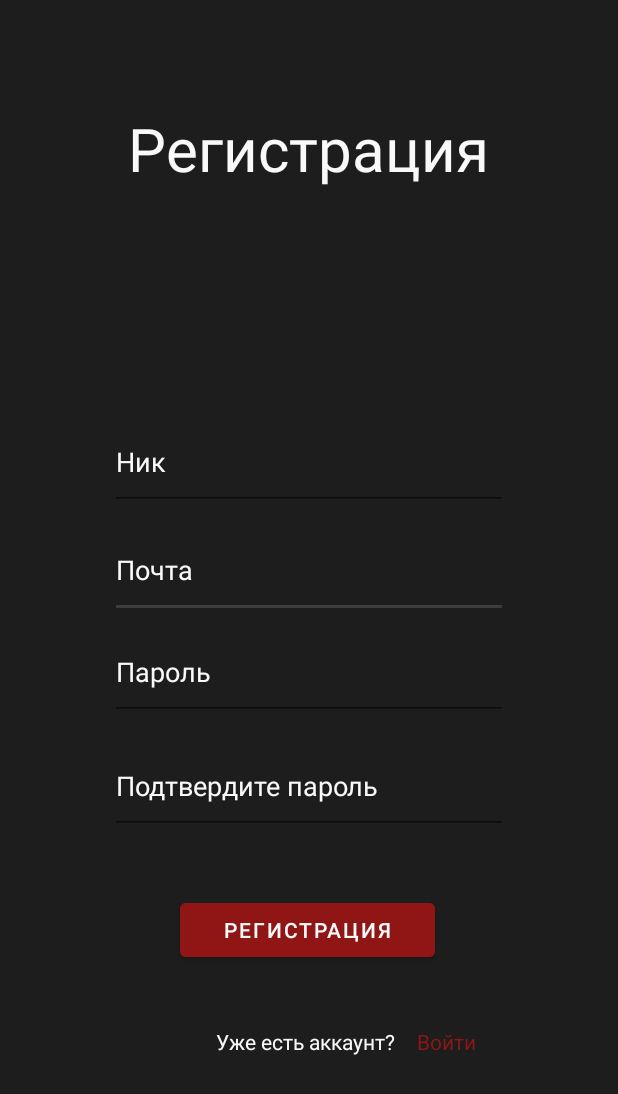
After one commit to nsd6803/YourDestiny, an Android app: the SignUp screen opened directly, with no data from a screen before it, on a phone screen of 412 x 824 dp. The commit adds this screen. Shown: the top 1094 px of the screen. Run offline under Robolectric (Android 15) with nearby library versions, the phone set to English and light mode, and no system bars.

Commit message:
First Commit

```diff
--- a/app/src/main/AndroidManifest.xml
+++ b/app/src/main/AndroidManifest.xml
@@ -12,6 +12,12 @@
         android:theme="@style/Theme.YourDestiny"
         tools:targetApi="31">
         <activity
+            android:name=".PassRestore"
+            android:exported="false" />
+        <activity
+            android:name=".SignUp"
+            android:exported="false" />
+        <activity
             android:name=".MainActivity"
             android:exported="true">
             <intent-filter>
--- /dev/null
+++ b/app/src/main/java/com/example/yourdestiny/SignUp.java
@@ -0,0 +1,33 @@
+package com.example.yourdestiny;
+
+import androidx.appcompat.app.AppCompatActivity;
+
+import android.content.Intent;
+import android.os.Bundle;
+import android.util.Log;
+import android.view.View;
+import android.widget.Button;
+import android.widget.TextView;
+
+public class SignUp extends AppCompatActivity {
+
+    @Override
+    protected void onCreate(Bundle savedInstanceState) {
+        super.onCreate(savedInstanceState);
+        try
+        {
+            this.getSupportActionBar().hide();
+        }
+        catch (NullPointerException e){}
+        setContentView(R.layout.activity_sign_up);
+
+        TextView signup = findViewById(R.id.textView6);
+        signup.setOnClickListener(new View.OnClickListener() {
+            @Override
+            public void onClick(View arg) {
+                Intent intent = new Intent(arg.getContext(), MainActivity.class);
+                arg.getContext().startActivity(intent);
+            }
+        });
+    }
+}
--- a/app/src/main/res/layout/activity_main.xml
+++ b/app/src/main/res/layout/activity_main.xml
@@ -60,7 +60,7 @@
         android:textColor="@color/white"
         app:layout_constraintBottom_toTopOf="@+id/button"
         app:layout_constraintEnd_toEndOf="parent"
-        app:layout_constraintHorizontal_bias="0.71"
+        app:layout_constraintHorizontal_bias="0.755"
         app:layout_constraintStart_toStartOf="parent"
         app:layout_constraintTop_toBottomOf="@+id/editTextTextPassword"
         app:layout_constraintVertical_bias="0.432" />
--- /dev/null
+++ b/app/src/main/res/layout/activity_sign_up.xml
@@ -0,0 +1,117 @@
+<?xml version="1.0" encoding="utf-8"?>
+<androidx.constraintlayout.widget.ConstraintLayout xmlns:android="http://schemas.android.com/apk/res/android"
+    xmlns:app="http://schemas.android.com/apk/res-auto"
+    xmlns:tools="http://schemas.android.com/tools"
+    android:layout_width="match_parent"
+    android:layout_height="match_parent"
+    android:background="@color/black"
+    tools:context=".SignUp">
+
+    <TextView
+        android:id="@+id/textView7"
+        android:layout_width="wrap_content"
+        android:layout_height="wrap_content"
+        android:layout_marginTop="72dp"
+        android:layout_marginBottom="72dp"
+        android:text="Регистрация"
+        android:textColor="@color/white"
+        android:textSize="40dp"
+        app:layout_constraintEnd_toEndOf="parent"
+        app:layout_constraintHorizontal_bias="0.498"
+        app:layout_constraintStart_toStartOf="parent"
+        app:layout_constraintTop_toTopOf="parent" />
+
+    <TextView
+        android:id="@+id/textView"
+        android:layout_width="125dp"
+        android:layout_height="23dp"
+        android:layout_marginStart="16dp"
+        android:layout_marginBottom="116dp"
+        android:text="Уже есть аккаунт?"
+        android:textColor="@color/white"
+        app:layout_constraintBottom_toBottomOf="parent"
+        app:layout_constraintEnd_toStartOf="@+id/textView6"
+        app:layout_constraintHorizontal_bias="0.935"
+        app:layout_constraintStart_toStartOf="parent" />
+
+    <TextView
+        android:id="@+id/textView6"
+        android:layout_width="50dp"
+        android:layout_height="23dp"
+        android:layout_marginEnd="84dp"
+        android:layout_marginBottom="116dp"
+        android:text="Войти"
+        android:textColor="@color/red"
+        app:layout_constraintBottom_toBottomOf="parent"
+        app:layout_constraintEnd_toEndOf="parent"
+        app:layout_constraintHorizontal_bias="0.0" />
+
+    <EditText
+        android:id="@+id/editTextTextPersonName3"
+        android:layout_width="265dp"
+        android:layout_height="64dp"
+        android:layout_marginBottom="4dp"
+        android:ems="10"
+        android:hint="Почта"
+        android:inputType="textPersonName"
+        android:textColorHint="@color/white"
+        app:layout_constraintBottom_toTopOf="@+id/editTextTextPersonName4"
+        app:layout_constraintEnd_toEndOf="parent"
+        app:layout_constraintStart_toStartOf="parent" />
+
+    <EditText
+        android:id="@+id/editTextTextPersonName2"
+        android:layout_width="265dp"
+        android:layout_height="64dp"
+        android:layout_marginBottom="8dp"
+        android:ems="10"
+        android:hint="Ник"
+        android:inputType="textPersonName"
+        android:textColorHint="@color/white"
+        app:layout_constraintBottom_toTopOf="@+id/editTextTextPersonName3"
+        app:layout_constraintEnd_toEndOf="parent"
+        app:layout_constraintStart_toStartOf="parent" />
+
+    <EditText
+        android:id="@+id/editTextTextPersonName4"
+        android:layout_width="265dp"
+        android:layout_height="64dp"
+        android:layout_marginBottom="12dp"
+        android:ems="10"
+        android:hint="Пароль"
+        android:inputType="textPersonName"
+        android:textColorHint="@color/white"
+        app:layout_constraintBottom_toTopOf="@+id/editTextTextPersonName5"
+        app:layout_constraintEnd_toEndOf="parent"
+        app:layout_constraintStart_toStartOf="parent" />
+
+    <Button
+        android:id="@+id/button2"
+        android:layout_width="170dp"
+        android:layout_height="48dp"
+        android:layout_marginBottom="180dp"
+        android:backgroundTint="@color/red"
+        android:text="Регистрация"
+        android:textColor="@color/white"
+        android:textColorHighlight="@color/white"
+        android:textColorHint="@color/white"
+        android:textColorLink="@color/white"
+        app:layout_constraintBottom_toBottomOf="parent"
+        app:layout_constraintEnd_toEndOf="parent"
+        app:layout_constraintHorizontal_bias="0.497"
+        app:layout_constraintStart_toStartOf="parent" />
+
+    <EditText
+        android:id="@+id/editTextTextPersonName5"
+        android:layout_width="265dp"
+        android:layout_height="64dp"
+        android:layout_marginBottom="268dp"
+        android:ems="10"
+        android:hint="Подтвердите пароль"
+        android:inputType="textPersonName"
+        android:textColorHint="@color/white"
+        app:layout_constraintBottom_toBottomOf="parent"
+        app:layout_constraintEnd_toEndOf="parent"
+        app:layout_constraintStart_toStartOf="parent" />
+
+</androidx.constraintlayout.widget.ConstraintLayout>
--- a/app/src/main/res/values-night/themes.xml
+++ b/app/src/main/res/values-night/themes.xml
@@ -10,7 +10,7 @@
         <item name="colorSecondaryVariant">@color/grey</item>
         <item name="colorOnSecondary">@color/black</item>
         <!-- Status bar color. -->
-        <item name="android:statusBarColor">?attr/colorPrimaryVariant</item>
+        <item name="android:statusBarColor">@color/black</item>
         <!-- Customize your theme here. -->
     </style>
 </resources>
--- a/app/src/main/res/values/themes.xml
+++ b/app/src/main/res/values/themes.xml
@@ -10,7 +10,7 @@
         <item name="colorSecondaryVariant">@color/white</item>
         <item name="colorOnSecondary">@color/black</item>
         <!-- Status bar color. -->
-        <item name="android:statusBarColor">?attr/colorPrimaryVariant</item>
+        <item name="android:statusBarColor">@color/white</item>
         <!-- Customize your theme here. -->
     </style>
 </resources>
```
Also changed, not shown: app/src/main/java/com/example/yourdestiny/MainActivity.java (+27 -0 lines), app/src/main/java/com/example/yourdestiny/PassRestore.java (added, +33 -0 lines), app/src/main/res/layout/activity_pass_restore.xml (added, +62 -0 lines), app/src/main/res/drawable/back.png (added).
